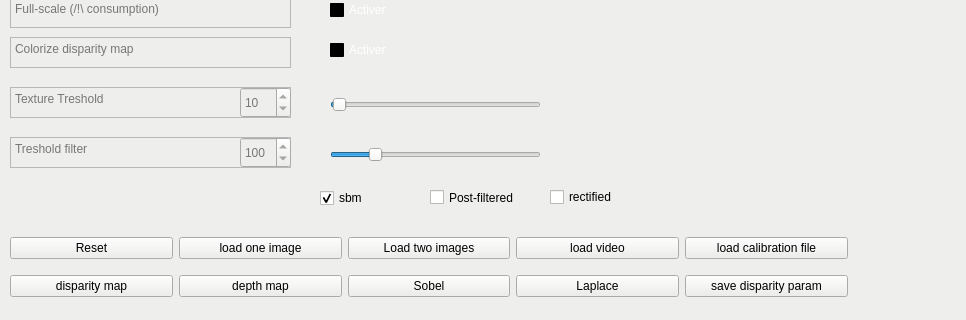
Old version of the form widgets/disparity.ui in the repository K1ntus/Projet-Technologique-L3; both pictures show x 0 to 966 and y 343 to 663 of the 1214 by 663 pixel window.
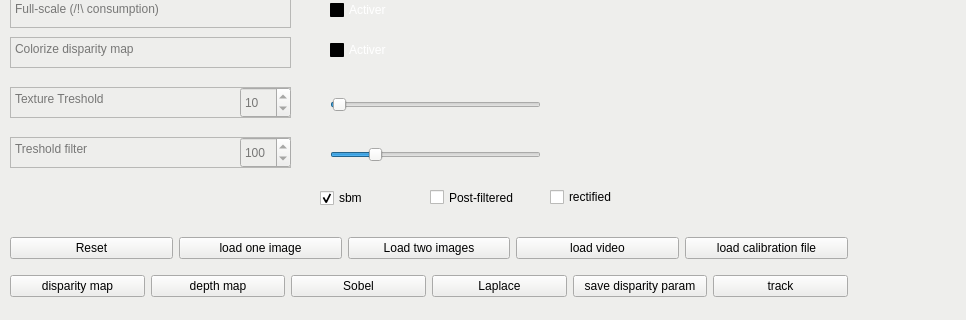
New version of the form.

Patch:
```diff
--- a/widgets/disparity.ui
+++ b/widgets/disparity.ui
@@ -2174,6 +2174,13 @@
         </property>
        </widget>
       </item>
+      <item>
+       <widget class="QPushButton" name="track">
+        <property name="text">
+         <string>track</string>
+        </property>
+       </widget>
+      </item>
      </layout>
     </item>
    </layout>
```
